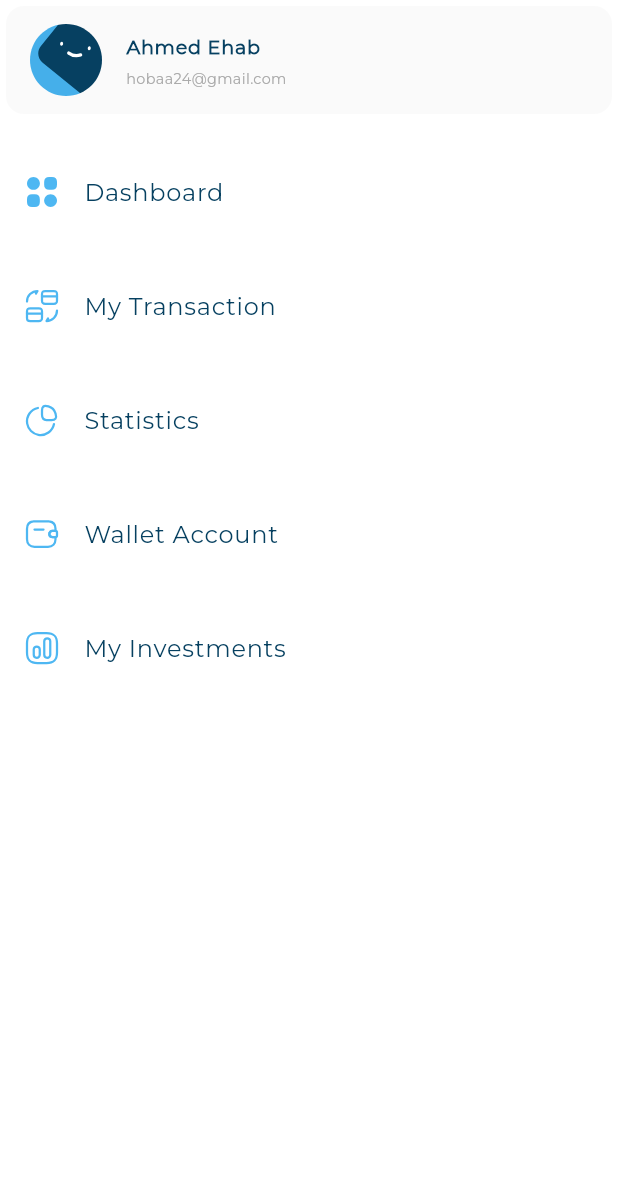
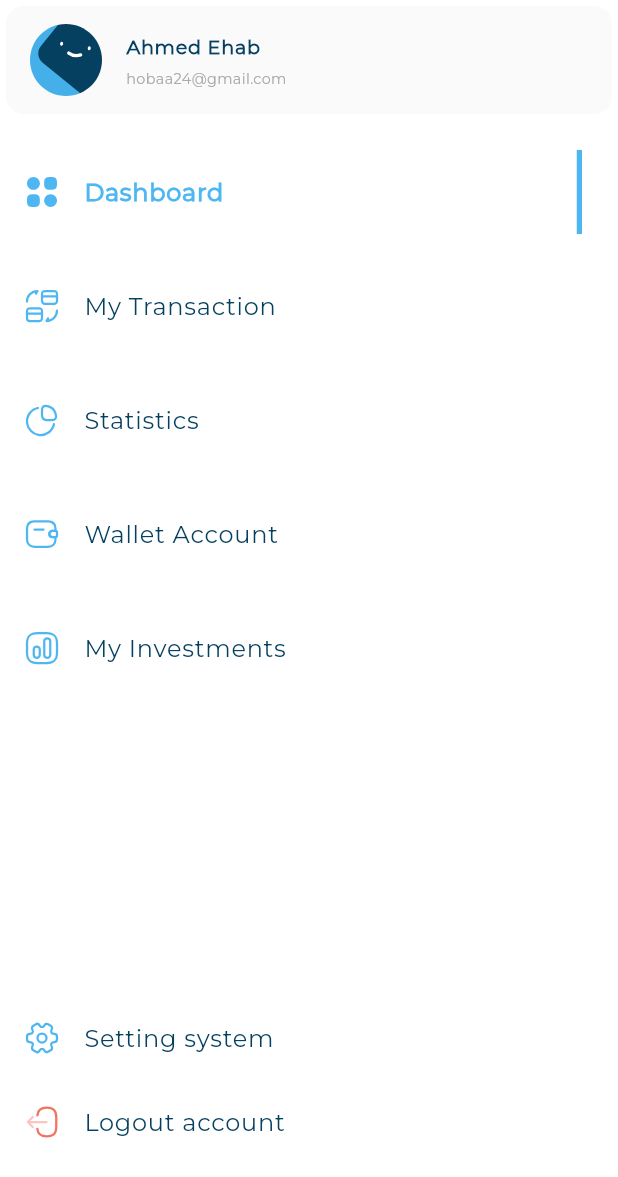
Before and after one commit to ahmedEhab10/responsive_dash-board, a Flutter app: the Desktopview screen opened directly, on a phone screen of 412 x 824 dp. Shown: the top 1177 px of the screen. Run offline on Flutter 3.47's test engine with Material 3 defaults, Android fonts, the phone set to English and light mode, and no system bars; our stand-ins replace flutter_svg.

Commit message:
add sitting and logout to custom drawer

```diff
--- a/lib/views/widgets/Custom_drawer.dart
+++ b/lib/views/widgets/Custom_drawer.dart
@@ -4,10 +4,17 @@ import 'package:responsive_dash_board/Utils/App_Images.dart';
 import 'package:responsive_dash_board/views/widgets/Infolistile.dart';
 import 'package:responsive_dash_board/views/widgets/drawer_item.dart';
 
-class CustomDrawer extends StatelessWidget {
+class CustomDrawer extends StatefulWidget {
   const CustomDrawer({super.key});
 
-  static const List<Draweritemmodel> items = [
+  @override
+  State<CustomDrawer> createState() => _CustomDrawerState();
+}
+
+class _CustomDrawerState extends State<CustomDrawer> {
+  int activeIndex = 0;
+
+  final List<Draweritemmodel> items = [
     Draweritemmodel(image: Assets.imagesDashboard, title: 'Dashboard'),
     Draweritemmodel(image: Assets.imagesMyTransaction, title: 'My Transaction'),
     Draweritemmodel(image: Assets.imagesStatistics, title: 'Statistics'),
@@ -21,23 +28,47 @@ class CustomDrawer extends StatelessWidget {
       color: Colors.white,
       child: Column(
         children: [
-          Infolistile(
+          const Infolistile(
             image: Assets.imagesFace2,
             Title: 'Ahmed Ehab',
             SubTitle: 'hobaa24@gmail.com',
           ),
           ListView.builder(
-              shrinkWrap: true,
-              physics: const NeverScrollableScrollPhysics(),
-              itemCount: items.length,
-              itemBuilder: (context, index) {
-                return Padding(
+            shrinkWrap: true,
+            physics: const NeverScrollableScrollPhysics(),
+            itemCount: items.length,
+            itemBuilder: (context, index) {
+              return GestureDetector(
+                onTap: () {
+                  if (activeIndex != index) {
+                    setState(() {
+                      activeIndex = index;
+                      print(activeIndex);
+                    });
+                  }
+                },
+                child: Padding(
                   padding: const EdgeInsets.only(top: 20.0),
                   child: DrawerItem(
                     draweritemmodel: items[index],
+                    isActive: activeIndex == index,
                   ),
-                );
-              })
+                ),
+              );
+            },
+          ),
+          Expanded(child: SizedBox()),
+          const inActiveitem(
+            draweritemmodel: Draweritemmodel(
+                image: Assets.imagesSetting, title: 'Setting system'),
+          ),
+          const inActiveitem(
+            draweritemmodel: Draweritemmodel(
+                image: Assets.imagesLogout, title: 'Logout account'),
+          ),
+          SizedBox(
+            height: 48,
+          )
         ],
       ),
     );
--- a/lib/views/widgets/drawer_item.dart
+++ b/lib/views/widgets/drawer_item.dart
@@ -4,7 +4,27 @@ import 'package:responsive_dash_board/Models/DraweritemModel.dart';
 
 class DrawerItem extends StatelessWidget {
   Draweritemmodel draweritemmodel;
-  DrawerItem({super.key, required this.draweritemmodel});
+  bool isActive;
+  DrawerItem(
+      {super.key, required this.draweritemmodel, required this.isActive});
+
+  @override
+  Widget build(BuildContext context) {
+    return isActive
+        ? Activeitem(
+            draweritemmodel: draweritemmodel,
+          )
+        : inActiveitem(draweritemmodel: draweritemmodel);
+  }
+}
+
+class inActiveitem extends StatelessWidget {
+  const inActiveitem({
+    super.key,
+    required this.draweritemmodel,
+  });
+
+  final Draweritemmodel draweritemmodel;
 
   @override
   Widget build(BuildContext context) {
@@ -22,3 +42,32 @@ class DrawerItem extends StatelessWidget {
     );
   }
 }
+
+class Activeitem extends StatelessWidget {
+  const Activeitem({
+    super.key,
+    required this.draweritemmodel,
+  });
+
+  final Draweritemmodel draweritemmodel;
+
+  @override
+  Widget build(BuildContext context) {
+    return ListTile(
+      leading: SvgPicture.asset(draweritemmodel.image),
+      title: Text(
+        draweritemmodel.title,
+        style: const TextStyle(
+          color: const Color(0xFF4EB7F2),
+          fontSize: 16,
+          fontFamily: 'Montserrat',
+          fontWeight: FontWeight.w700,
+        ),
+      ),
+      trailing: Container(
+        width: 3.5,
+        color: Color(0xFF4EB7F2),
+      ),
+    );
+  }
+}
```
